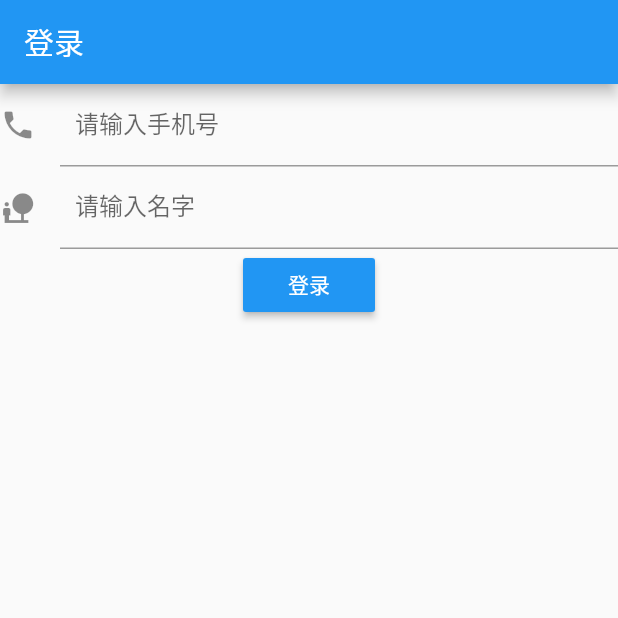
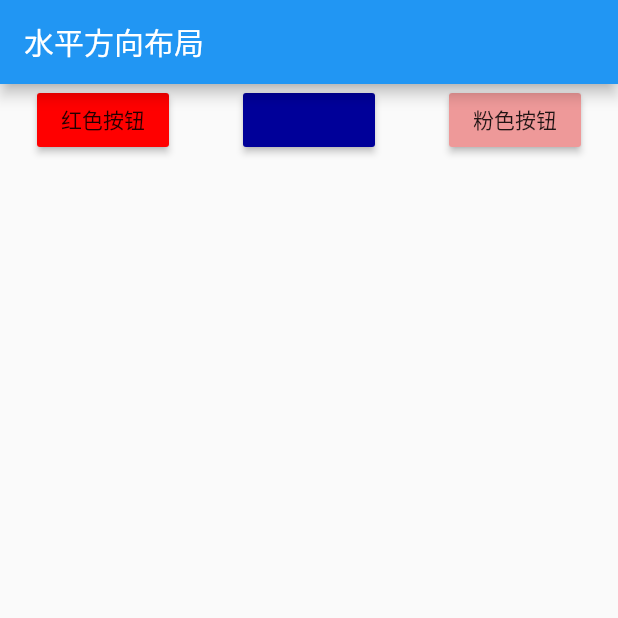
Before and after one commit to wangtaoT/flutter_app, a Flutter app: the screen it shows after launch, on a phone screen of 412 x 824 dp, the top half of it. Run offline on Flutter 3.47's test engine with Material 2 defaults, Android fonts, the phone set to English and light mode, and no system bars.

Commit message:
flutter row

```diff
--- a/lib/main.dart
+++ b/lib/main.dart
@@ -6,7 +6,7 @@ import 'package:flutter/services.dart';
 
 void main() {
   runApp(new MaterialApp(
-    home: new MyApp(),
+    home: new LayoutDemo(),
   ));
 
   //沉浸式状态栏
@@ -17,73 +17,36 @@ void main() {
   }
 }
 
-class MyApp extends StatefulWidget {
-  @override
-  State<StatefulWidget> createState() {
-    return new MyAppState();
-  }
-}
-
-class MyAppState extends State<MyApp> {
+class LayoutDemo extends StatelessWidget {
   @override
   Widget build(BuildContext context) {
-    TextEditingController _userPhoneController = new TextEditingController();
-    TextEditingController _userPasswordController = new TextEditingController();
-
-    void onTextClear() {
-      setState(() {
-        _userPhoneController.text = "";
-        _userPasswordController.text = "";
-      });
-    }
-
     return new Scaffold(
       appBar: new AppBar(
-        title: new Text("登录"),
+        title: new Text("水平方向布局"),
       ),
-      body: new Column(
+      body: new Row(
+        mainAxisAlignment: MainAxisAlignment.spaceAround,
         children: <Widget>[
-          new TextField(
-            controller: _userPhoneController,
-            keyboardType: TextInputType.number,
-            decoration: new InputDecoration(
-                contentPadding: const EdgeInsets.all(10),
-                icon: new Icon(Icons.phone),
-                labelText: "请输入手机号"),
-            onChanged: (String str) {
-              print("最终手机号为$str-------------");
+          new RaisedButton(
+            onPressed: () {
+              print("点击红色按钮");
             },
+            color: const Color(0xffff0000),
+            child: new Text("红色按钮"),
           ),
-          new TextField(
-            controller: _userPasswordController,
-            keyboardType: TextInputType.text,
-            decoration: new InputDecoration(
-                contentPadding: const EdgeInsets.all(10),
-                icon: new Icon(Icons.nature_people),
-                labelText: "请输入名字"),
+          new RaisedButton(
+            onPressed: () {
+              print("点击蓝色按钮");
+            },
+            color: const Color(0xff000099),
           ),
-          new Builder(builder: (BuildContext context) {
-            return new RaisedButton(
-              onPressed: () {
-                if (_userPasswordController.text.toString() == "10086" &&
-                    _userPhoneController.text.toString() == "10086") {
-                  Scaffold.of(context)
-                      .showSnackBar(new SnackBar(content: new Text("校验通过")));
-                } else {
-                  Scaffold.of(context).showSnackBar(
-                      new SnackBar(content: new Text("校验有问题，请重新输入")));
-                  onTextClear();
-                }
-              },
-              color: Colors.blue,
-              highlightColor: Colors.deepPurple,
-              disabledColor: Colors.cyan,
-              child: new Text(
-                "登录",
-                style: new TextStyle(color: Colors.white),
-              ),
-            );
-          })
+          new RaisedButton(
+            onPressed: () {
+              print("点击粉色按钮");
+            },
+            color: const Color(0xffee9999),
+            child: new Text("粉色按钮"),
+          )
         ],
       ),
     );
```
